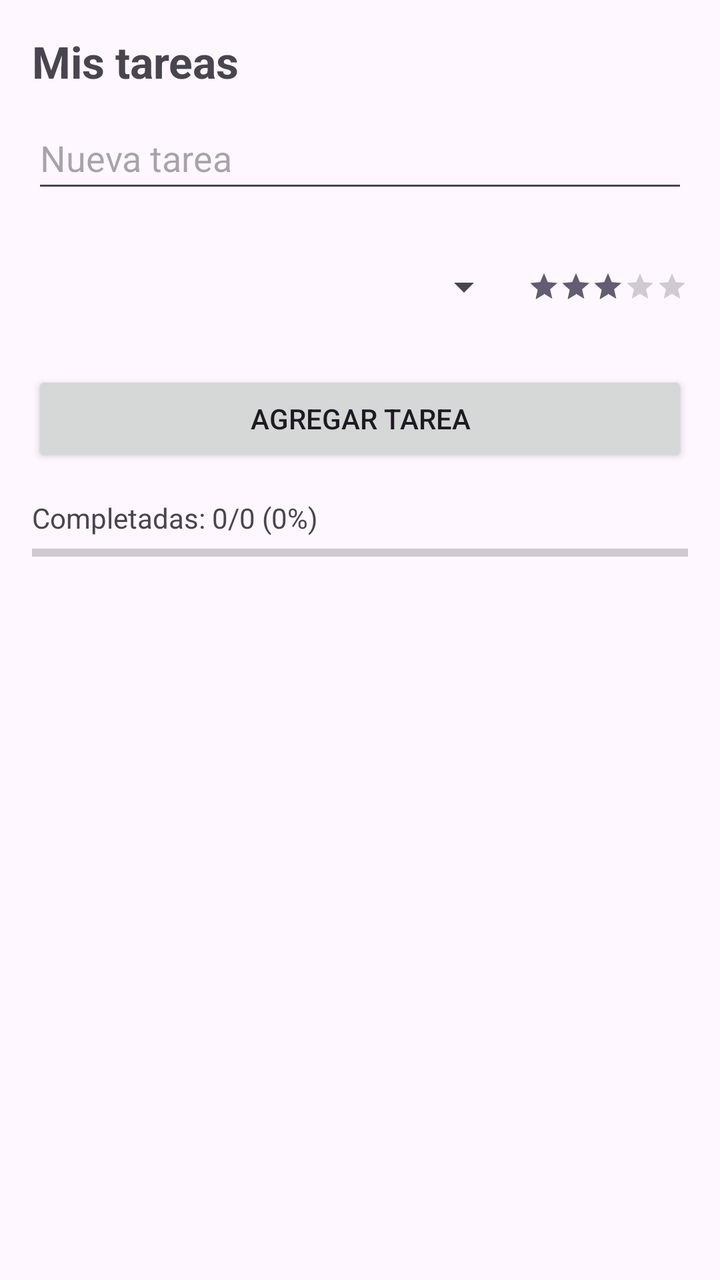
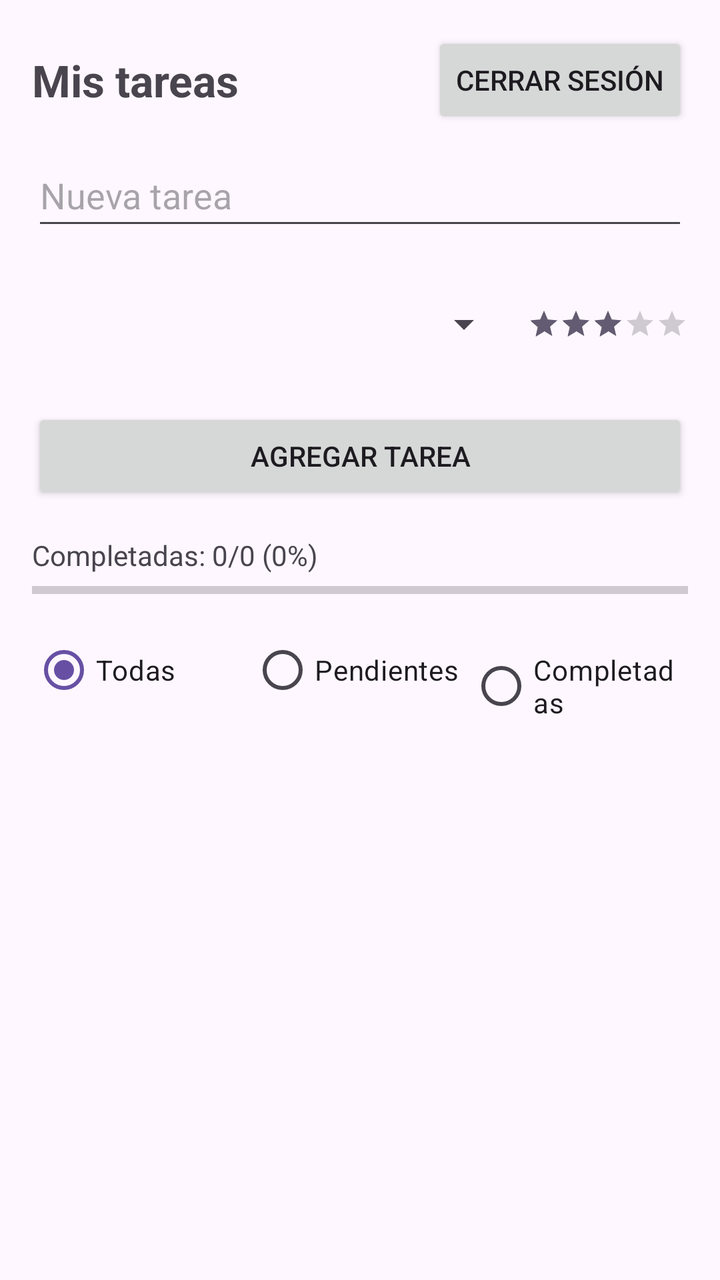

An Android layout rendered at two revisions. The XML below is the earlier revision; the diff shows what the commit changed to produce the second picture.
<!-- AndroidManifest.xml: application theme Theme.TaskMaster -->
<!-- res/layout/activity_tasks.xml -->
<?xml version="1.0" encoding="utf-8"?>
<androidx.constraintlayout.widget.ConstraintLayout xmlns:android="http://schemas.android.com/apk/res/android"
    xmlns:app="http://schemas.android.com/apk/res-auto"
    xmlns:tools="http://schemas.android.com/tools"
    android:id="@+id/main"
    android:layout_width="match_parent"
    android:layout_height="match_parent"
    tools:context=".TasksActivity">

    <LinearLayout
        android:layout_width="0dp"
        android:layout_height="0dp"
        android:orientation="vertical"
        android:padding="16dp"
        app:layout_constraintBottom_toBottomOf="parent"
        app:layout_constraintEnd_toEndOf="parent"
        app:layout_constraintStart_toStartOf="parent"
        app:layout_constraintTop_toTopOf="parent">

        <TextView
            android:id="@+id/tvTitulo"
            android:layout_width="wrap_content"
            android:layout_height="wrap_content"
            android:text="@string/at_titulo"
            android:textSize="22sp"
            android:textStyle="bold" />

        
        <EditText
            android:id="@+id/etTarea"
            android:layout_width="match_parent"
            android:layout_height="wrap_content"
            android:layout_marginTop="8dp"
            android:hint="@string/at_ettarea"
            android:inputType="text"
            android:minHeight="48dp" />

        <LinearLayout
            android:layout_width="match_parent"
            android:layout_height="wrap_content"
            android:layout_marginTop="8dp"
            android:gravity="center_vertical"
            android:orientation="horizontal">

            <Spinner
                android:id="@+id/spCategoria"
                android:layout_width="0dp"
                android:layout_height="wrap_content"
                android:layout_weight="1"
                android:minHeight="68dp" />

            <RatingBar
                android:id="@+id/rbPrioridad"
                style="?android:attr/ratingBarStyleSmall"
                android:layout_width="wrap_content"
                android:layout_height="wrap_content"
                android:layout_marginStart="8dp"
                android:numStars="5"
                android:rating="3"
                android:stepSize="1" />
        </LinearLayout>

        <Button
            android:id="@+id/btnAgregar"
            android:layout_width="match_parent"
            android:layout_height="wrap_content"
            android:layout_marginTop="8dp"
            android:text="@string/at_btnagregar" />

        
        <TextView
            android:id="@+id/tvProgreso"
            android:layout_width="wrap_content"
            android:layout_height="wrap_content"
            android:layout_marginTop="16dp"
            android:text="@string/at_progreso" />

        <ProgressBar
            android:id="@+id/pbProgreso"
            style="?android:attr/progressBarStyleHorizontal"
            android:layout_width="match_parent"
            android:layout_height="wrap_content"
            android:max="100" />

        
        <androidx.recyclerview.widget.RecyclerView
            android:id="@+id/rvTareas"
            android:layout_width="match_parent"
            android:layout_height="0dp"
            android:layout_marginTop="8dp"
            android:layout_weight="1" />
    </LinearLayout>

</androidx.constraintlayout.widget.ConstraintLayout>
<!-- resources referenced by this layout -->
<resources>
  <string name="at_btnagregar">Agregar tarea</string>
  <string name="at_ettarea">Nueva tarea</string>
  <string name="at_progreso">Completadas: 0/0 (0%)</string>
  <string name="at_titulo">Mis tareas</string>
  <style name="Theme.TaskMaster" parent="Base.Theme.TaskMaster" />
  <style name="Base.Theme.TaskMaster" parent="Theme.Material3.DayNight.NoActionBar">
          
          
      </style>
</resources>

<!-- the commit's change to res/layout/activity_tasks.xml (unified diff, before → after) -->
@@ -17,13 +17,28 @@
         app:layout_constraintStart_toStartOf="parent"
         app:layout_constraintTop_toTopOf="parent">
 
-        <TextView
-            android:id="@+id/tvTitulo"
-            android:layout_width="wrap_content"
+        <LinearLayout
+            android:layout_width="match_parent"
             android:layout_height="wrap_content"
-            android:text="@string/at_titulo"
-            android:textSize="22sp"
-            android:textStyle="bold" />
+            android:gravity="center_vertical"
+            android:orientation="horizontal">
+
+            <TextView
+                android:id="@+id/tvTitulo"
+                android:layout_width="0dp"
+                android:layout_height="wrap_content"
+                android:layout_weight="1"
+                android:text="@string/at_titulo"
+                android:textSize="22sp"
+                android:textStyle="bold" />
+
+            <Button
+                android:id="@+id/btnCerrarSesion"
+                android:layout_width="wrap_content"
+                android:layout_height="wrap_content"
+                android:text="@string/at_btncerrarsesion" />
+
+        </LinearLayout>
 
         
         <EditText
@@ -82,6 +97,39 @@
             android:layout_height="wrap_content"
             android:max="100" />
 
+
+        
+        <RadioGroup
+            android:id="@+id/rgFiltro"
+            android:layout_width="match_parent"
+            android:layout_height="wrap_content"
+            android:layout_marginTop="8dp"
+            android:orientation="horizontal">
+
+            <RadioButton
+                android:id="@+id/rbTodas"
+                android:layout_width="0dp"
+                android:layout_height="wrap_content"
+                android:layout_weight="1"
+                android:checked="true"
+                android:text="@string/at_filtro_todas" />
+
+            <RadioButton
+                android:id="@+id/rbPendientes"
+                android:layout_width="0dp"
+                android:layout_height="wrap_content"
+                android:layout_weight="1"
+                android:text="@string/at_filtro_pendientes" />
+
+            <RadioButton
+                android:id="@+id/rbCompletadas"
+                android:layout_width="0dp"
+                android:layout_height="wrap_content"
+                android:layout_weight="1"
+                android:text="@string/at_filtro_completadas" />
+
+        </RadioGroup>
+
         
         <androidx.recyclerview.widget.RecyclerView
             android:id="@+id/rvTareas"
<!-- resource entries referenced after the edit -->
@@ -1,7 +1,11 @@
 <!-- resources referenced by this layout -->
 <resources>
   <string name="at_btnagregar">Agregar tarea</string>
+  <string name="at_btncerrarsesion">Cerrar sesión</string>
   <string name="at_ettarea">Nueva tarea</string>
+  <string name="at_filtro_completadas">Completadas</string>
+  <string name="at_filtro_pendientes">Pendientes</string>
+  <string name="at_filtro_todas">Todas</string>
   <string name="at_progreso">Completadas: 0/0 (0%)</string>
   <string name="at_titulo">Mis tareas</string>
   <style name="Theme.TaskMaster" parent="Base.Theme.TaskMaster" />
